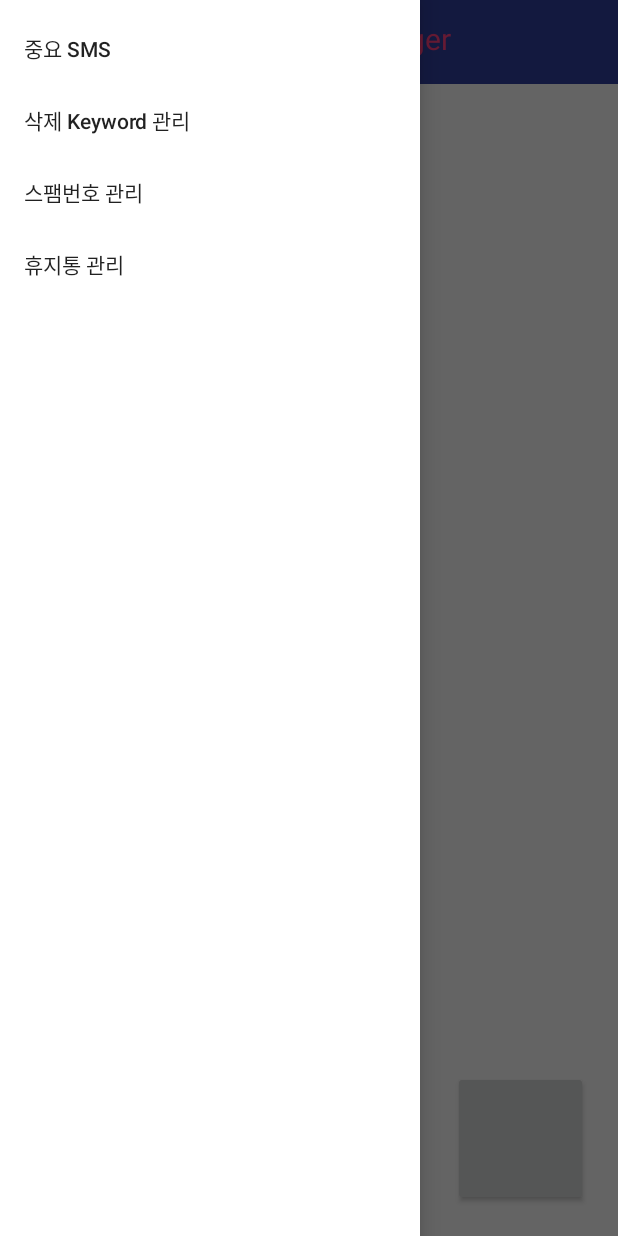
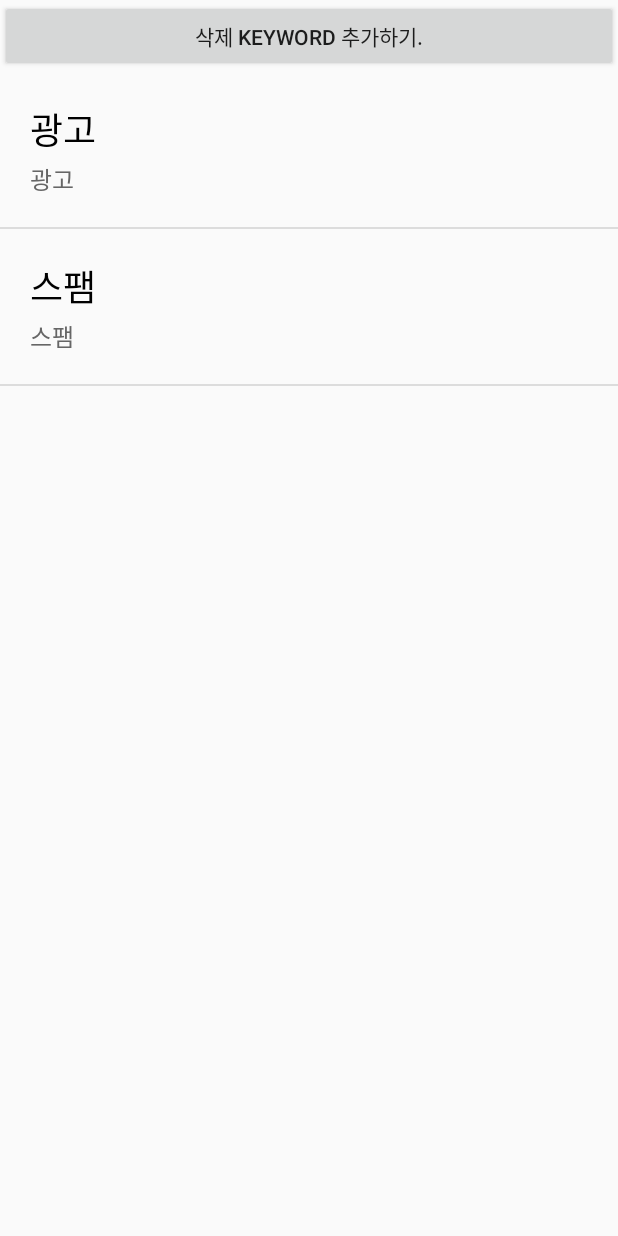
Before and after one commit to CSEKimDoYeon/SMSManager, an Android app: the screen it shows after launch (MainActivity before the commit, DeleteKeywordActivity after it), after a tap on "삭제 Keyword 관리", on a phone screen of 412 x 824 dp. Run offline under Robolectric (Android 15) with nearby library versions, the phone set to English and light mode, and no system bars; plain views replace CircleButton; 2 statements that could not run were skipped; 2 other taps on this screen came first.

Commit message:
김도연
-Class Packageing 작업 완료.
-DeleteKeyword Activty 및 Popup 구현.
-DeleteKeyword DB 구현.
-기타 UI 개선.

*Bug Report : 어플 최초 설치시 '문자 쓰기' 권한 받아지지 않음. 어플 재시작시 정상 작동.

```diff
--- a/app/src/main/java/com/example/kimdoyeon/smsmanager/NewAppWidget.java
+++ b/app/src/main/java/com/example/kimdoyeon/smsmanager/AppWidget/NewAppWidget.java
@@ -1,9 +1,11 @@
-package com.example.kimdoyeon.smsmanager;
+package com.example.kimdoyeon.smsmanager.AppWidget;
 
 import android.appwidget.AppWidgetManager;
 import android.appwidget.AppWidgetProvider;
 import android.content.Context;
 import android.widget.RemoteViews;
+
+import com.example.kimdoyeon.smsmanager.R;
 
 /**
  * Implementation of App Widget functionality.
--- /dev/null
+++ b/app/src/main/java/com/example/kimdoyeon/smsmanager/DeleteKeywordActivity.java
@@ -0,0 +1,120 @@
+package com.example.kimdoyeon.smsmanager;
+
+import android.app.Activity;
+import android.content.Intent;
+import android.database.Cursor;
+import android.os.Bundle;
+import android.support.v7.app.AppCompatActivity;
+import android.util.Log;
+import android.view.View;
+import android.widget.AdapterView;
+import android.widget.Button;
+import android.widget.ListView;
+import android.widget.Toast;
+
+import com.example.kimdoyeon.smsmanager.DeleteKeywordDB.DeleteKeywordDbOpenHelper;
+import com.example.kimdoyeon.smsmanager.ListViewAdapter.DeleteKeywordListViewAdapter;
+
+import java.util.ArrayList;
+
+public class DeleteKeywordActivity extends Activity {
+
+    private DeleteKeywordDbOpenHelper mDbOpenHelper;
+
+
+    Button btn_addKeyword;
+    ListView delete_keyword_listView;
+    DeleteKeywordListViewAdapter adapter;
+
+    String sort = "_id";
+
+    public ArrayList<String> mArray = new ArrayList<String>();
+
+    protected void onCreate(Bundle savedInstanceState) {
+        super.onCreate(savedInstanceState);
+        setContentView(R.layout.activity_delete_keyword);
+
+        btn_addKeyword = (Button) findViewById(R.id.btn_addKeyword);
+        btn_addKeyword.setOnClickListener(new Button.OnClickListener() {
+            @Override
+            public void onClick(View view) {
+                // TODO : click event
+                Intent intent = new Intent(DeleteKeywordActivity.this, AddDeleteKeywordActivity.class);
+
+                startActivityForResult(intent, 1000);
+            }
+        });
+
+        /*--------------------------------ListView 정의------------------------------------------*/
+
+        delete_keyword_listView = (ListView) findViewById(R.id.list_delete_keyword);
+
+        mDbOpenHelper = new DeleteKeywordDbOpenHelper(this);
+        mDbOpenHelper.open();
+        mDbOpenHelper.create();
+
+        mDbOpenHelper.insertColumn("광고");
+        mDbOpenHelper.insertColumn("스팸");
+
+        showDatabase(sort);
+    }
+
+    protected void onActivityResult(int requestCode, int resultCode, Intent data)
+    {
+        super.onActivityResult(requestCode, resultCode, data);
+
+        // 수행을 제대로 한 경우
+        if(resultCode == RESULT_OK && data != null)
+        {
+            String result = data.getStringExtra("data");
+            Toast.makeText(getApplicationContext(), "전달받은 데이터 : " + result, Toast.LENGTH_SHORT).show();
+            mDbOpenHelper.insertColumn(result);
+
+            showDatabase(sort);
+        }
+        // 수행을 제대로 하지 못한 경우
+        else if(resultCode == RESULT_CANCELED)
+        {
+
+        }
+    }
+
+
+    public void showDatabase(String sort) {
+        Toast.makeText(getApplicationContext(), "Show Database", Toast.LENGTH_SHORT).show();
+        adapter = new DeleteKeywordListViewAdapter(this, R.layout.listview_item, mArray);
+
+        Cursor iCursor = mDbOpenHelper.sortColumn(sort);
+        Log.e("showDatabase", "DB Size: " + iCursor.getCount());
+        //arrayData.clear();
+        // arrayIndex.clear();
+
+        while (iCursor.moveToNext()) {
+            //String delete_keyword = iCursor.getString(iCursor.getColumnIndex("DELETE_KEYWORD"));
+            String delete_keyword = iCursor.getString(1);
+            Log.e("column", "\nDELETE_KEYWORD : " + delete_keyword );
+
+            mArray.add(delete_keyword);
+            adapter.addItem(delete_keyword);
+        }
+
+        delete_keyword_listView.setAdapter(adapter);
+        delete_keyword_listView.setOnItemClickListener(new AdapterView.OnItemClickListener() {
+            @Override
+            public void onItemClick(AdapterView parent, View v, int position, long id) {
+
+                //MessageObj mObj = (MessageObj) parent.getItemAtPosition(position);
+                String mKeyword = (String) parent.getItemAtPosition(position);
+
+                //String Address = mObj.getMessage_Address();
+                //String Body = mObj.getMessage_Body();
+
+                //Intent intent = new Intent(MainActivity.this, MessageActivity.class);
+                //intent.putExtra("key_Address", Address);
+                // intent.putExtra("key_Body", Body);
+                //startActivity(intent);
+            }
+        });
+
+    }
+}
--- /dev/null
+++ b/app/src/main/java/com/example/kimdoyeon/smsmanager/DeleteKeywordDB/DeleteKeywordDbOpenHelper.java
@@ -0,0 +1,88 @@
+package com.example.kimdoyeon.smsmanager.DeleteKeywordDB;
+
+import android.content.ContentValues;
+import android.content.Context;
+import android.database.Cursor;
+import android.database.SQLException;
+import android.database.sqlite.SQLiteDatabase;
+import android.database.sqlite.SQLiteOpenHelper;
+
+public class DeleteKeywordDbOpenHelper {
+    private static final String DATABASE_NAME = "InnerDatabase(SQLite).db";
+    private static final int DATABASE_VERSION = 1;
+    public static SQLiteDatabase mDB;
+    private DeleteKeywordDatabaseHelper mDBHelper;
+    private Context mCtx;
+
+    private class DeleteKeywordDatabaseHelper extends SQLiteOpenHelper {
+
+        public DeleteKeywordDatabaseHelper(Context context, String name, SQLiteDatabase.CursorFactory factory, int version) {
+            super(context, name, factory, version);
+        }
+
+        @Override
+        public void onCreate(SQLiteDatabase db){
+            db.execSQL(DeleteKeywordDataBases.CreateDB._CREATE0);
+        }
+
+        @Override
+        public void onUpgrade(SQLiteDatabase db, int oldVersion, int newVersion) {
+            db.execSQL("DROP TABLE IF EXISTS "+DeleteKeywordDataBases.CreateDB._TABLE);
+            onCreate(db);
+        }
+    }
+
+    public DeleteKeywordDbOpenHelper(Context context){
+        this.mCtx = context;
+    }
+
+    public DeleteKeywordDbOpenHelper open() throws SQLException {
+        mDBHelper = new DeleteKeywordDatabaseHelper(mCtx, DATABASE_NAME, null, DATABASE_VERSION);
+        mDB = mDBHelper.getWritableDatabase();
+        return this;
+    }
+
+    public void create(){
+        mDBHelper.onCreate(mDB);
+    }
+
+    public void close(){
+        mDB.close();
+    }
+
+    // Insert DB
+    public long insertColumn(String keyword){
+        ContentValues values = new ContentValues();
+        values.put(DeleteKeywordDataBases.CreateDB.DELETE_KEYWORD, keyword);
+        return mDB.insert(DeleteKeywordDataBases.CreateDB._TABLE, null, values);
+    }
+
+    // Update DB
+    public boolean updateColumn(String keyword){
+        ContentValues values = new ContentValues();
+        values.put(DeleteKeywordDataBases.CreateDB.DELETE_KEYWORD, keyword);
+        // return mDB.update(DataBases.CreateDB._TABLE, values, "_id=" + id, null) > 0;
+        return mDB.update(DeleteKeywordDataBases.CreateDB._TABLE, values, null, null) > 0;
+    }
+
+    // Delete All
+    public void deleteAllColumns() {
+
+        mDB.delete(DeleteKeywordDataBases.CreateDB._TABLE, null, null);
+    }
+
+    // Delete DB
+    public boolean deleteColumn(long id){
+        return mDB.delete(DeleteKeywordDataBases.CreateDB._TABLE, "_id="+id, null) > 0;
+    }
+    // Select DB
+    public Cursor selectColumns(){
+        return mDB.query(DeleteKeywordDataBases.CreateDB._TABLE, null, null, null, null, null, null);
+    }
+
+    // sort by column
+    public Cursor sortColumn(String sort){
+        Cursor c = mDB.rawQuery( "SELECT * FROM Delete_Keywords ORDER BY " + sort + ";", null);
+        return c;
+    }
+}
--- a/app/src/main/java/com/example/kimdoyeon/smsmanager/ListViewAdapter.java
+++ b/app/src/main/java/com/example/kimdoyeon/smsmanager/ListViewAdapter/DeleteKeywordListViewAdapter.java
@@ -1,25 +1,24 @@
-package com.example.kimdoyeon.smsmanager;
+package com.example.kimdoyeon.smsmanager.ListViewAdapter;
 
 import android.content.Context;
-import android.graphics.drawable.Drawable;
 import android.support.annotation.NonNull;
 import android.view.LayoutInflater;
 import android.view.View;
 import android.view.ViewGroup;
 import android.widget.ArrayAdapter;
-import android.widget.BaseAdapter;
 import android.widget.TextView;
+
+import com.example.kimdoyeon.smsmanager.R;
 
 import java.util.ArrayList;
 
-public class ListViewAdapter extends ArrayAdapter {
+public class DeleteKeywordListViewAdapter extends ArrayAdapter {
     // Adapter에 추가된 데이터를 저장하기 위한 ArrayList
-    private ArrayList<MessageObj> listViewItemList = new ArrayList<MessageObj>() ;
+    private ArrayList<String> listViewItemList = new ArrayList<String>() ;
 
     // ListViewAdapter의 생성자
 
-
-    public ListViewAdapter(@NonNull Context context, int resource, ArrayList<MessageObj> arr)  {
+    public DeleteKeywordListViewAdapter(@NonNull Context context, int resource, ArrayList<String> arr)  {
         super(context, resource);
     }
 
@@ -43,17 +42,17 @@ public class ListViewAdapter extends ArrayAdapter {
 
         // 화면에 표시될 View(Layout이 inflate된)으로부터 위젯에 대한 참조 획득
 
-       // ImageView iconImageView = (ImageView) convertView.findViewById(R.id.imageView1) ;
+        // ImageView iconImageView = (ImageView) convertView.findViewById(R.id.imageView1) ;
         TextView titleTextView = (TextView) convertView.findViewById(R.id.textView1) ;
         TextView descTextView = (TextView) convertView.findViewById(R.id.textView2) ;
 
         // Data Set(listViewItemList)에서 position에 위치한 데이터 참조 획득
-        MessageObj listViewItem = listViewItemList.get(position);
+        String Item = listViewItemList.get(position);
 
         // 아이템 내 각 위젯에 데이터 반영
         //iconImageView.setImageDrawable(listViewItem.getIcon());
-        titleTextView.setText(listViewItem.getMessage_Address());
-        descTextView.setText(listViewItem.getMessage_Body());
+        titleTextView.setText(Item);
+        descTextView.setText(Item);
 
         return convertView;
     }
@@ -71,13 +70,7 @@ public class ListViewAdapter extends ArrayAdapter {
     }
 
     // 아이템 데이터 추가를 위한 함수. 개발자가 원하는대로 작성 가능.
-    public void addItem(String address, String body) {
-        MessageObj item = new MessageObj();
-
-        //item.setIcon(icon);
-        item.setMessage_Address(address);
-        item.setMessage_Body(body);
-
+    public void addItem(String item) {
         listViewItemList.add(item);
     }
 }
--- a/app/src/main/java/com/example/kimdoyeon/smsmanager/MainActivity.java
+++ b/app/src/main/java/com/example/kimdoyeon/smsmanager/MainActivity.java
@@ -2,16 +2,12 @@ package com.example.kimdoyeon.smsmanager;
 
 import android.Manifest;
 import android.content.ContentResolver;
-import android.content.ContentValues;
-import android.content.Context;
 import android.content.Intent;
 import android.content.pm.PackageManager;
 import android.content.res.Configuration;
 import android.database.Cursor;
 import android.net.Uri;
 import android.os.PersistableBundle;
-import android.provider.Telephony;
-import android.provider.Telephony.Sms;
 import android.support.annotation.NonNull;
 import android.support.annotation.Nullable;
 import android.support.design.widget.NavigationView;
@@ -20,7 +16,6 @@ import android.support.v4.content.ContextCompat;
 import android.support.v4.view.GravityCompat;
 import android.support.v4.widget.DrawerLayout;
 import android.support.v4.widget.SwipeRefreshLayout;
-import android.support.v7.app.ActionBar;
 import android.support.v7.app.ActionBarDrawerToggle;
 import android.support.v7.app.AppCompatActivity;
 import android.os.Bundle;
@@ -29,15 +24,15 @@ import android.util.Log;
 import android.view.MenuItem;
 import android.view.View;
 import android.widget.AdapterView;
-import android.widget.ArrayAdapter;
 import android.widget.Button;
 import android.widget.ListView;
 import android.widget.Toast;
 
-import java.io.IOException;
-import java.sql.SQLException;
+import com.example.kimdoyeon.smsmanager.ListViewAdapter.ListViewAdapter;
+import com.example.kimdoyeon.smsmanager.MainDB.MainDbOpenHelper;
+import com.example.kimdoyeon.smsmanager.Objects.MessageObj;
+
 import java.util.ArrayList;
-import java.util.logging.Logger;
 
 public class MainActivity extends AppCompatActivity {
 
@@ -48,7 +43,7 @@ public class MainActivity extends AppCompatActivity {
     private Button btnShowNavigationDrawer;
     private ActionBarDrawerToggle actionBarDrawerToggle;
 
-    private DbOpenHelper mDbOpenHelper;
+    private MainDbOpenHelper mDbOpenHelper;
 
     ListView listView;
     ListViewAdapter adapter;
@@ -56,6 +51,7 @@ public class MainActivity extends AppCompatActivity {
 
     public ArrayList<MessageObj> mArray = new ArrayList<MessageObj>();
     static final int SMS_READ_PERMISSON = 1;
+    static final int SMS_SEND_PERMISSON = 1;
     String sort = "message_id";
 
     Button Ads_btn;
@@ -82,23 +78,9 @@ public class MainActivity extends AppCompatActivity {
 
 
         /*--------------------------------ListView 정의------------------------------------------*/
-        adapter = new ListViewAdapter(this, R.layout.listview_item, mArray);
+
         listView = (ListView) findViewById(R.id.listview1);
-        listView.setAdapter(adapter);
-        listView.setOnItemClickListener(new AdapterView.OnItemClickListener() {
-            @Override
-            public void onItemClick(AdapterView parent, View v, int position, long id) {
-                MessageObj mObj = (MessageObj) parent.getItemAtPosition(position);
 
-                String Address = mObj.getMessage_Address();
-                String Body = mObj.getMessage_Body();
-
-                Intent intent = new Intent(MainActivity.this, MessageActivity.class);
-                intent.putExtra("key_Address", Address);
-                intent.putExtra("key_Body", Body);
-                startActivity(intent);
-            }
-        });
 
         swipeRefreshLayout = (SwipeRefreshLayout) findViewById(R.id.sr_layout);
         swipeRefreshLayout.setOnRefreshListener(new SwipeRefreshLayout.OnRefreshListener() {
@@ -106,8 +88,7 @@ public class MainActivity extends AppCompatActivity {
             @Override
             public void onRefresh() {
                 // 새로고침 할 작업
-
-
+                readSMSMessage();
                 swipeRefreshLayout.setRefreshing(false);
             }
         });
@@ -118,9 +99,9 @@ public class MainActivity extends AppCompatActivity {
         int permissonCheck_Read = ContextCompat.checkSelfPermission(this, Manifest.permission.READ_SMS);
 
         if (permissonCheck_Read == PackageManager.PERMISSION_GRANTED) {
+
             Toast.makeText(getApplicationContext(), "SMS 수신권한 있음", Toast.LENGTH_SHORT).show();
-
-            mDbOpenHelper = new DbOpenHelper(this);
+            mDbOpenHelper = new MainDbOpenHelper(this);
             mDbOpenHelper.open();
             mDbOpenHelper.create();
 
@@ -142,15 +123,12 @@ public class MainActivity extends AppCompatActivity {
             }
         }
 
-
         int permissonCheck_Send = ContextCompat.checkSelfPermission(this, Manifest.permission.SEND_SMS);
-
         if (permissonCheck_Send == PackageManager.PERMISSION_GRANTED) {
             Toast.makeText(getApplicationContext(), "SMS 송신권한 있음", Toast.LENGTH_SHORT).show();
 
         } else {
             Toast.makeText(getApplicationContext(), "SMS 송신권한 없음", Toast.LENGTH_SHORT).show();
-
             //권한설정 dialog에서 거부를 누르면
             //ActivityCompat.shouldShowRequestPermissionRationale 메소드의 반환값이 true가 된다.
             //단, 사용자가 "Don't ask again"을 체크한 경우
@@ -158,12 +136,11 @@ public class MainActivity extends AppCompatActivity {
             if (ActivityCompat.shouldShowRequestPermissionRationale(this, Manifest.permission.SEND_SMS)) {
                 //이곳에 권한이 왜 필요한지 설명하는 Toast나 dialog를 띄워준 후, 다시 권한을 요청한다.
                 Toast.makeText(getApplicationContext(), "SMS권한이 필요합니다", Toast.LENGTH_SHORT).show();
-                ActivityCompat.requestPermissions(this, new String[]{Manifest.permission.SEND_SMS}, SMS_READ_PERMISSON);
+                ActivityCompat.requestPermissions(this, new String[]{Manifest.permission.SEND_SMS}, SMS_SEND_PERMISSON);
             } else {
-                ActivityCompat.requestPermissions(this, new String[]{Manifest.permission.SEND_SMS}, SMS_READ_PERMISSON);
+                ActivityCompat.requestPermissions(this, new String[]{Manifest.permission.SEND_SMS}, SMS_SEND_PERMISSON);
             }
         }
-
 
     }
 
@@ -200,6 +177,8 @@ public class MainActivity extends AppCompatActivity {
                         break;
                     case R.id.second_navigation_item:
                         Toast.makeText(MainActivity.this, "두번째 Navigation Item 입니다", Toast.LENGTH_SHORT).show();
+                        Intent intent = new Intent(MainActivity.this, DeleteKeywordActivity.class);
+                        startActivity(intent);
                         break;
                     case R.id.third_navigation_item:
                         Toast.makeText(MainActivity.this, "세번째 Navigation Item 입니다", Toast.LENGTH_SHORT).show();
@@ -220,16 +199,32 @@ public class MainActivity extends AppCompatActivity {
         switch (requestCode) {
             case SMS_READ_PERMISSON:
                 if (grantResults.length > 0 && grantResults[0] == PackageManager.PERMISSION_GRANTED) {
-                    Toast.makeText(getApplicationContext(), "SMS권한 승인함", Toast.LENGTH_SHORT).show();
+                    //Toast.makeText(getApplicationContext(), "SMS읽기 승인함", Toast.LENGTH_SHORT).show();
+
+                    mDbOpenHelper = new MainDbOpenHelper(this);
+                    mDbOpenHelper.open();
+                    mDbOpenHelper.create();
+
+                    readSMSMessage();
                 } else {
-                    Toast.makeText(getApplicationContext(), "SMS권한 거부함", Toast.LENGTH_SHORT).show();
+                    //Toast.makeText(getApplicationContext(), "SMS읽기 거부함", Toast.LENGTH_SHORT).show();
                 }
                 break;
+
+           /* case SMS_SEND_PERMISSON:
+                if (grantResults.length > 0 && grantResults[0] == PackageManager.PERMISSION_GRANTED) {
+                    Toast.makeText(getApplicationContext(), "SMS쓰기 승인함", Toast.LENGTH_SHORT).show();
+                } else {
+                    Toast.makeText(getApplicationContext(), "SMS쓰기 거부함", Toast.LENGTH_SHORT).show();
+                }
+                break;*/
         }
     }
 
     public int readSMSMessage() {
         mArray.clear();
+        adapter = new ListViewAdapter(this, R.layout.listview_item, mArray);
+
         Toast.makeText(getApplicationContext(), "문자 목록을 로그캣에 출력합니다.", Toast.LENGTH_SHORT).show();
 
         Uri allMessage = Uri.parse("content://sms/inbox");
@@ -254,12 +249,27 @@ public class MainActivity extends AppCompatActivity {
 
             MessageObj mObj = new MessageObj(messageId, threadId, address, timestamp, body); // 해당 column을 바탕으로 메시지 객체 생성.
             mArray.add(mObj); // ArrayList에 추가.
-
-            //mDbOpenHelper.open();
+            adapter.addItem(mObj.getMessage_Address(), mObj.getMessage_Body());
             mDbOpenHelper.insertColumn(messageId, threadId, address, timestamp, body);
         }
         showDatabase(sort);
-        addAllOfData_To_ListView(mArray);
+        //addAllOfData_To_ListView(mArray);
+
+        listView.setAdapter(adapter);
+        listView.setOnItemClickListener(new AdapterView.OnItemClickListener() {
+            @Override
+            public void onItemClick(AdapterView parent, View v, int position, long id) {
+                MessageObj mObj = (MessageObj) parent.getItemAtPosition(position);
+
+                String Address = mObj.getMessage_Address();
+                String Body = mObj.getMessage_Body();
+
+                Intent intent = new Intent(MainActivity.this, MessageActivity.class);
+                intent.putExtra("key_Address", Address);
+                intent.putExtra("key_Body", Body);
+                startActivity(intent);
+            }
+        });
 
         c.close();
         return 0;
@@ -267,11 +277,12 @@ public class MainActivity extends AppCompatActivity {
 
     public void showDatabase(String sort) {
         Cursor iCursor = mDbOpenHelper.sortColumn(sort);
-        Log.d("showDatabase", "DB Size: " + iCursor.getCount());
+        Log.e("showDatabase", "DB Size: " + iCursor.getCount());
         //arrayData.clear();
         // arrayIndex.clear();
         while (iCursor.moveToNext()) {
 
+            //long _id = iCursor.getLong(iCursor.getColumnIndex("_id"));
             long message_id = iCursor.getLong(iCursor.getColumnIndex("message_id"));
             long thread_id = iCursor.getLong(iCursor.getColumnIndex("thread_id"));
             String address = iCursor.getString(iCursor.getColumnIndex("message_address"));
--- a/app/src/main/java/com/example/kimdoyeon/smsmanager/MessageObj.java
+++ b/app/src/main/java/com/example/kimdoyeon/smsmanager/Objects/MessageObj.java
@@ -1,4 +1,4 @@
-package com.example.kimdoyeon.smsmanager;
+package com.example.kimdoyeon.smsmanager.Objects;
 
 public class MessageObj {
     public long message_Id;
--- /dev/null
+++ b/app/src/main/res/layout/activity_delete_keyword.xml
@@ -0,0 +1,19 @@
+<?xml version="1.0" encoding="utf-8"?>
+<LinearLayout xmlns:android="http://schemas.android.com/apk/res/android"
+    android:layout_width="match_parent"
+    android:layout_height="match_parent"
+    android:orientation="vertical">
+
+    <Button
+        android:id="@+id/btn_addKeyword"
+        android:layout_width="match_parent"
+        android:layout_height="wrap_content"
+        android:text="삭제 Keyword 추가하기."/>
+
+
+        <ListView
+            android:id="@+id/list_delete_keyword"
+            android:layout_width="match_parent"
+            android:layout_height="match_parent"/>
+
+</LinearLayout>
```
Also changed, not shown: app/src/main/AndroidManifest.xml (+6 -1 lines), app/src/main/java/com/example/kimdoyeon/smsmanager/AddDeleteKeywordActivity.java (added, +45 -0 lines), app/src/main/java/com/example/kimdoyeon/smsmanager/DeleteKeywordDB/DeleteKeywordDataBases.java (added, +15 -0 lines), app/src/main/java/com/example/kimdoyeon/smsmanager/ListViewAdapter/ListViewAdapter.java (added, +84 -0 lines), app/src/main/java/com/example/kimdoyeon/smsmanager/MainDB/MainDataBases.java (renamed from app/src/main/java/com/example/kimdoyeon/smsmanager/DataBases.java, +4 -3 lines), app/src/main/java/com/example/kimdoyeon/smsmanager/MainDB/MainDbOpenHelper.java (renamed from app/src/main/java/com/example/kimdoyeon/smsmanager/DbOpenHelper.java, +23 -21 lines), app/src/main/res/layout/activity_add_delete_keyword_popup.xml (added, +52 -0 lines), app/src/main/res/menu/menu_navigation_drawer.xml (+10 -4 lines).
